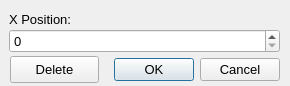
TrickPlay/Trickplay, file tools/ve2/UI/VerticalGuideline.ui: the form before one commit.
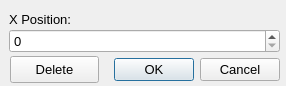
The form after the commit.

Diff of the .ui file:
```diff
--- a/tools/ve2/UI/VerticalGuideline.ui
+++ b/tools/ve2/UI/VerticalGuideline.ui
@@ -6,7 +6,7 @@
    <rect>
     <x>0</x>
     <y>0</y>
-    <width>290</width>
+    <width>286</width>
     <height>86</height>
    </rect>
   </property>
```
Left out of the diff: 14 changed lines with no effect on the pictures.
